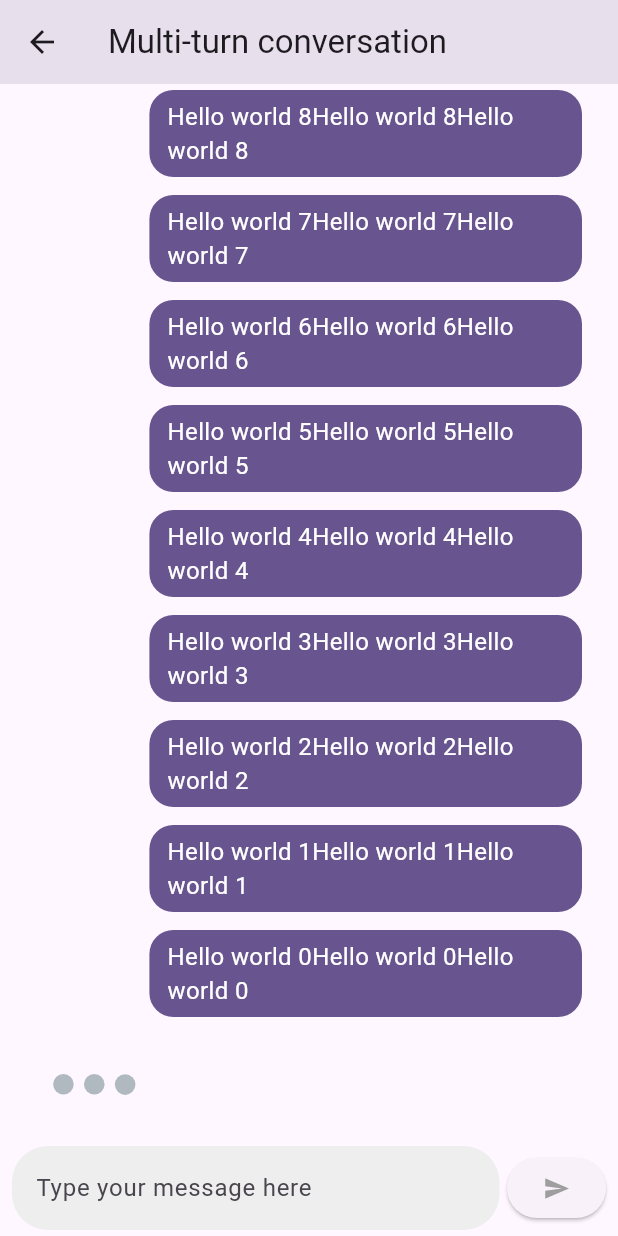
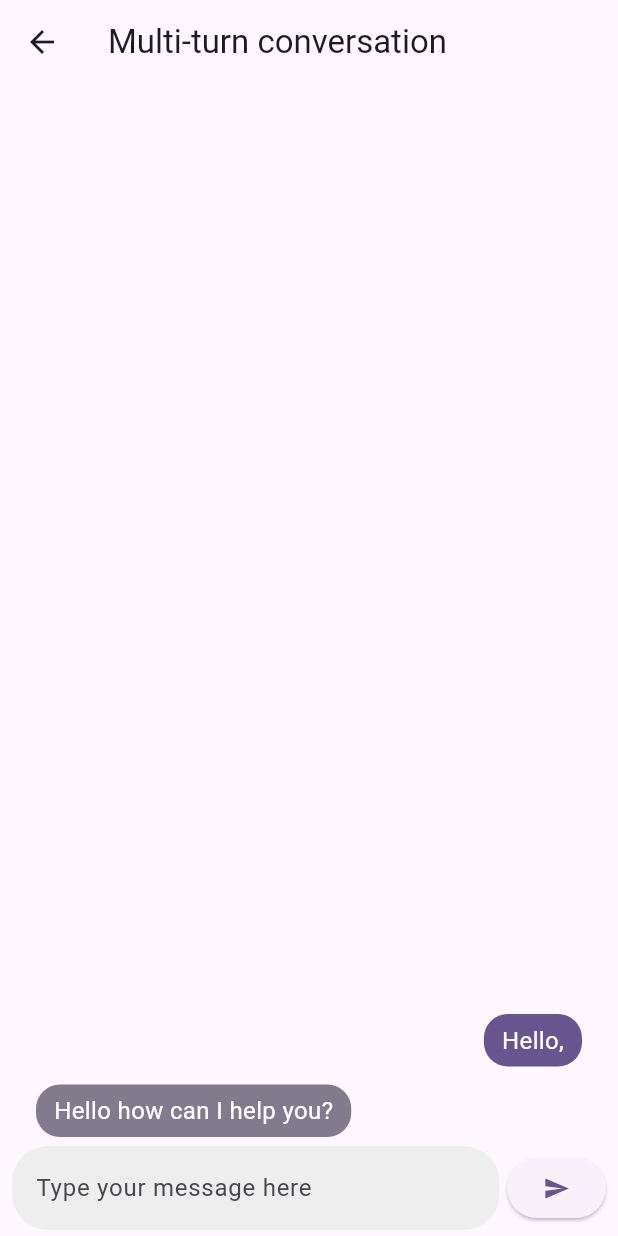
Before and after one commit to lyabs243/test_gemini, a Flutter app: the MultiTurnConversation screen opened directly, on a phone screen of 412 x 824 dp. Run offline on Flutter 3.47's test engine with Material 3 defaults, Android fonts, the phone set to English and light mode, and no system bars; our stand-ins replace chat_bubbles, google_generative_ai, lottie.

Commit message:
Generate from Multi turn conversation

```diff
--- a/lib/multi_turn_conversation.dart
+++ b/lib/multi_turn_conversation.dart
@@ -1,7 +1,6 @@
-import 'dart:math';
-
 import 'package:chat_bubbles/bubbles/bubble_special_three.dart';
 import 'package:flutter/material.dart';
+import 'package:google_generative_ai/google_generative_ai.dart';
 import 'package:lottie/lottie.dart';
 
 class MultiTurnConversation extends StatefulWidget {
@@ -14,14 +13,35 @@ class MultiTurnConversation extends StatefulWidget {
 
 class MultiTurnConversationState extends State<MultiTurnConversation> {
 
-  String input = '';
-  String output = '';
-  bool loading = true;
+  bool loading = false;
+  List<MessageItem> messages = [];
+  late final ChatSession chat;
+  final TextEditingController controller = TextEditingController();
+
+  @override
+  void initState() {
+    super.initState();
+    const apiKey = String.fromEnvironment('API_KEY', defaultValue: '');
+    final model = GenerativeModel(
+      model: 'gemini-pro',
+      apiKey: apiKey,
+      generationConfig: GenerationConfig(maxOutputTokens: 100)
+    );
+
+    messages = [
+      MessageItem('Hello how can I help you?', false),
+      MessageItem('Hello,', true),
+    ];
+
+    chat = model.startChat(
+      history: List.generate(messages.reversed.length, (index) => messages.reversed.toList()[index].content),
+    );
+  }
 
   @override
   Widget build(BuildContext context) {
 
-    int totalMessages = 20;
+    int totalMessages = messages.length;
     if (loading) {
       totalMessages++;
     }
@@ -50,8 +70,8 @@ class MultiTurnConversationState extends State<MultiTurnConversation> {
                   }
 
                   return getBubble(
-                    'Hello world $messageIndex' * 3,
-                    Random().nextBool(),
+                    messages[messageIndex].text,
+                    messages[messageIndex].isSender,
                   );
                 },
               ),
@@ -60,6 +80,7 @@ class MultiTurnConversationState extends State<MultiTurnConversation> {
               children: [
                 Expanded(
                   child: TextField(
+                    controller: controller,
                     decoration: InputDecoration(
                       hintText: 'Type your message here',
                       fillColor: Colors.grey[200],
@@ -69,15 +90,12 @@ class MultiTurnConversationState extends State<MultiTurnConversation> {
                         borderSide: BorderSide.none,
                       ),
                     ),
-                    onChanged: (value) {
-                      input = value;
-                    },
                   ),
                 ),
                 const SizedBox(width: 5,),
                 ElevatedButton(
                   onPressed: () {
-                    // send message
+                    send(controller.text);
                   },
                   child: Icon(
                     Icons.send,
@@ -90,6 +108,33 @@ class MultiTurnConversationState extends State<MultiTurnConversation> {
         ),
       ),
     );
+  }
+
+  send(String input) async {
+    if (loading) {
+      return;
+    }
+
+    controller.clear();
+    setState(() {
+      loading = true;
+    });
+
+    MessageItem newMessage = MessageItem(input, true);
+
+    setState(() {
+      messages.insert(0, MessageItem(input, true));
+    });
+
+    final response = await chat.sendMessage(newMessage.content);
+
+    if (response.text?.isNotEmpty?? false) {
+      messages.insert(0, MessageItem(response.text!, false));
+    }
+
+    setState(() {
+      loading = false;
+    });
   }
 
   Widget getBubble(String text, bool isSender,) {
@@ -123,3 +168,19 @@ class MultiTurnConversationState extends State<MultiTurnConversation> {
   }
 
 }
+
+class MessageItem {
+
+  final String text;
+  final bool isSender;
+
+  MessageItem(this.text, this.isSender);
+
+  Content get content {
+    if (isSender) {
+      return Content.text(text,);
+    }
+    return Content.model([TextPart(text)]);
+  }
+
+}
```
Also changed, not shown: 3 other files.
